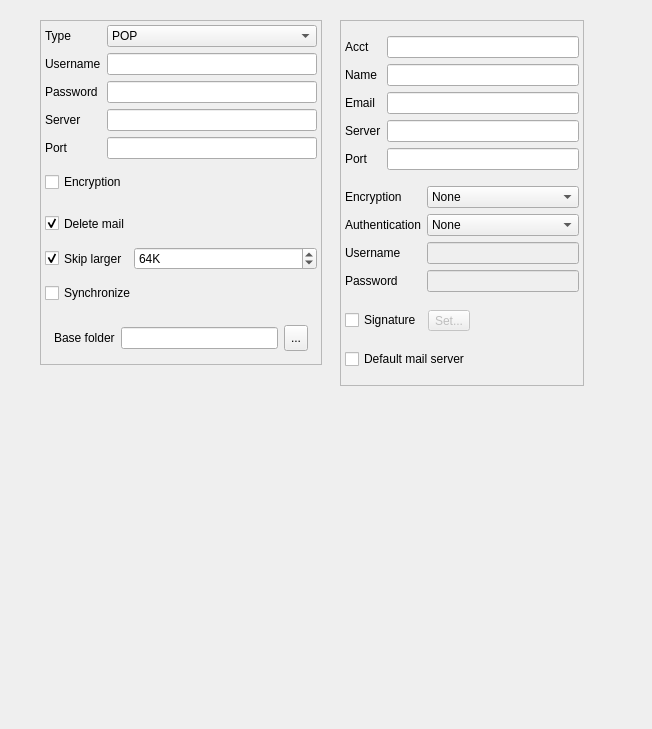
Qt form src/applications/qtmail/editaccountbasephone.ui (openmoko/qtopia) before a commit.
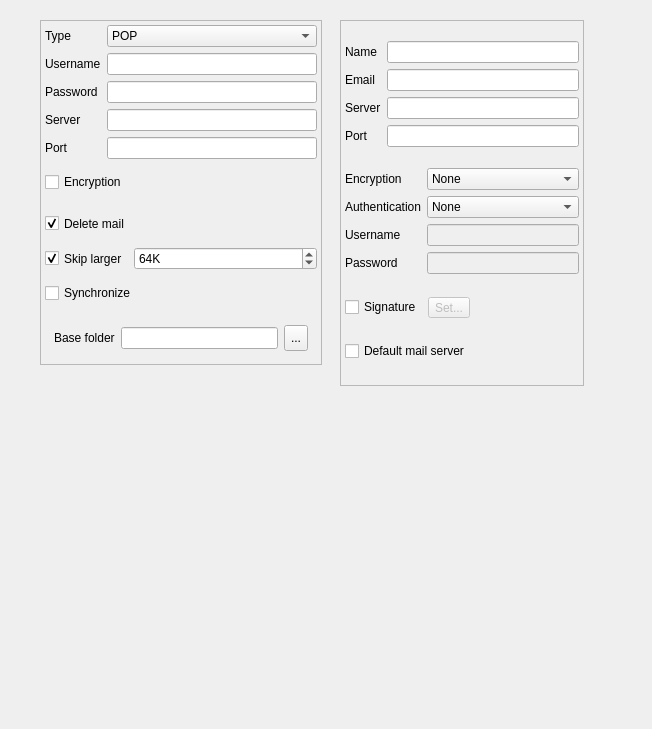
The same form after that commit.

What changed in the file:
```diff
--- a/src/applications/qtmail/editaccountbasephone.ui
+++ b/src/applications/qtmail/editaccountbasephone.ui
@@ -440,33 +440,6 @@
       <property name="spacing" >
        <number>6</number>
       </property>
-      <item row="0" column="0" >
-       <widget class="QLabel" name="accountLabel" >
-        <property name="sizePolicy" >
-         <sizepolicy>
-          <hsizetype>1</hsizetype>
-          <vsizetype>1</vsizetype>
-          <horstretch>0</horstretch>
-          <verstretch>0</verstretch>
-         </sizepolicy>
-        </property>
-        <property name="text" >
-         <string>Acct</string>
-        </property>
-       </widget>
-      </item>
-      <item row="0" column="1" >
-       <widget class="QLineEdit" name="accountNameInput" >
-        <property name="sizePolicy" >
-         <sizepolicy>
-          <hsizetype>7</hsizetype>
-          <vsizetype>0</vsizetype>
-          <horstretch>0</horstretch>
-          <verstretch>0</verstretch>
-         </sizepolicy>
-        </property>
-       </widget>
-      </item>
       <item row="1" column="0" >
        <widget class="QLabel" name="nameLabel" >
         <property name="sizePolicy" >
```
Left out of the diff: 1 changed line with no effect on the pictures.
